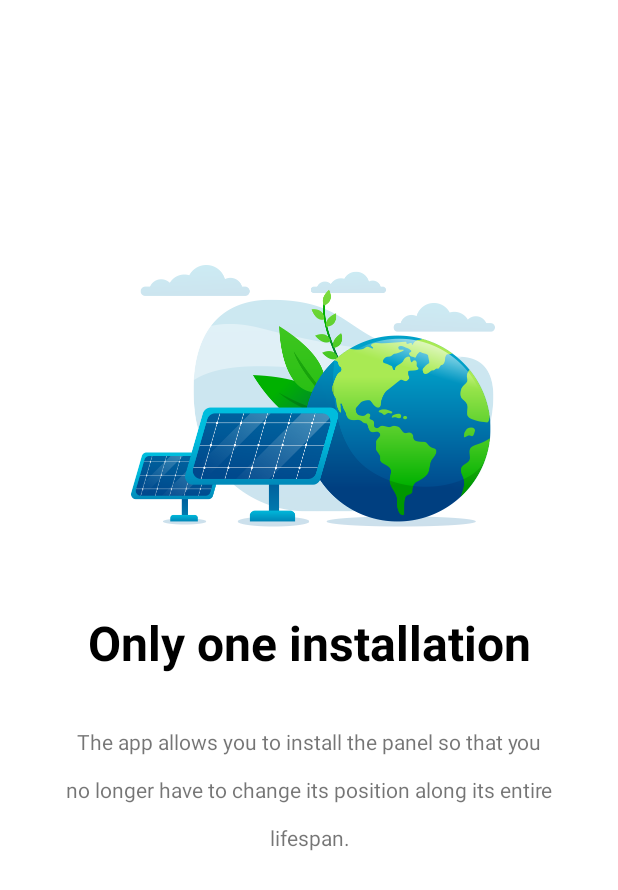
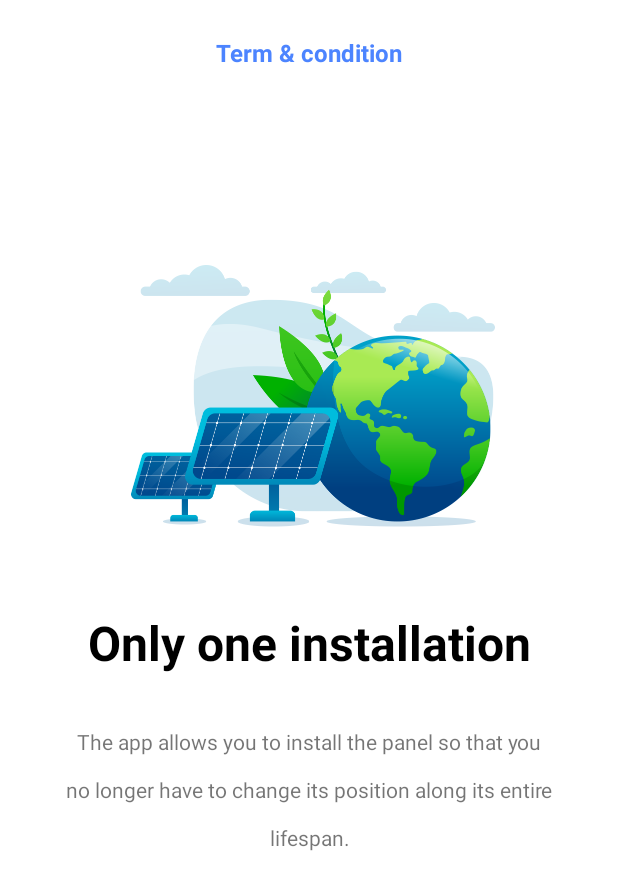
Before and after one commit to simone-rizzo/Solar-Pv-Optimal-Spot, an Android app: the screen it shows after launch (IntroActivity), item 3 of the bottom bar chosen, on a phone screen of 412 x 824 dp. Shown: the top 890 px of the screen. Run offline under Robolectric (Android 15) with nearby library versions, the phone set to English and light mode, and no system bars.

Commit message:
on intro term and condition added

```diff
--- a/app/src/main/java/com/ReG/PvOptimalSpot/IntroActivity.java
+++ b/app/src/main/java/com/ReG/PvOptimalSpot/IntroActivity.java
@@ -2,6 +2,7 @@ package com.ReG.PvOptimalSpot;
 
 import android.content.Intent;
 import android.content.SharedPreferences;
+import android.net.Uri;
 import android.os.Bundle;
 import android.view.View;
 import android.view.Window;
@@ -27,6 +28,7 @@ public class IntroActivity extends AppCompatActivity {
     Button btnNext;
     int position = 0 ;
     Button btnGetStarted;
+    TextView term;
     Animation btnAnim ;
     TextView tvSkip;
 
@@ -60,6 +62,7 @@ public class IntroActivity extends AppCompatActivity {
         // ini views
         btnNext = findViewById(R.id.btn_next);
         btnGetStarted = findViewById(R.id.btn_get_started);
+        term = (TextView)findViewById(R.id.term);
         tabIndicator = findViewById(R.id.tab_indicator);
         btnAnim = AnimationUtils.loadAnimation(getApplicationContext(),R.anim.button_animation);
         tvSkip = findViewById(R.id.tv_skip);
@@ -181,13 +184,16 @@ public class IntroActivity extends AppCompatActivity {
 
         btnNext.setVisibility(View.INVISIBLE);
         btnGetStarted.setVisibility(View.VISIBLE);
+        term.setVisibility(View.VISIBLE);
         tvSkip.setVisibility(View.INVISIBLE);
         tabIndicator.setVisibility(View.INVISIBLE);
         // TODO : ADD an animation the getstarted button
         // setup animation
         btnGetStarted.setAnimation(btnAnim);
+    }
 
-
-
+    public void onClick(View view) {
+        final Intent intent = new Intent(Intent.ACTION_VIEW).setData(Uri.parse("https://simone-rizzo.github.io/Solar-Pv-Optimal-Spot/term.html"));
+        startActivity(intent);
     }
 }
--- a/app/src/main/res/layout/activity_intro.xml
+++ b/app/src/main/res/layout/activity_intro.xml
@@ -78,5 +78,20 @@
         android:text="Skip"
         app:layout_constraintEnd_toEndOf="parent"
         app:layout_constraintTop_toTopOf="parent" />
+    <TextView
+        android:textSize="16sp"
+        android:textStyle="bold"
+        android:textColor="@color/gradient_start_color2"
+        android:id="@+id/term"
+        android:layout_width="wrap_content"
+        android:layout_height="wrap_content"
+        android:layout_marginTop="24dp"
+        android:text="Term &amp; condition"
+        app:layout_constraintStart_toStartOf="parent"
+        app:layout_constraintEnd_toEndOf="parent"
+        app:layout_constraintTop_toTopOf="parent"
+        android:visibility="invisible"
+        android:onClick="onClick"
+        android:clickable="true"/>
 
 </androidx.constraintlayout.widget.ConstraintLayout>
```
